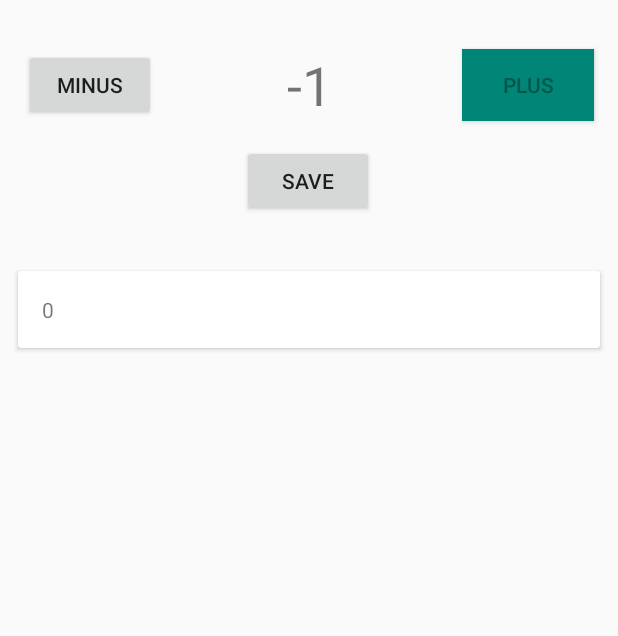
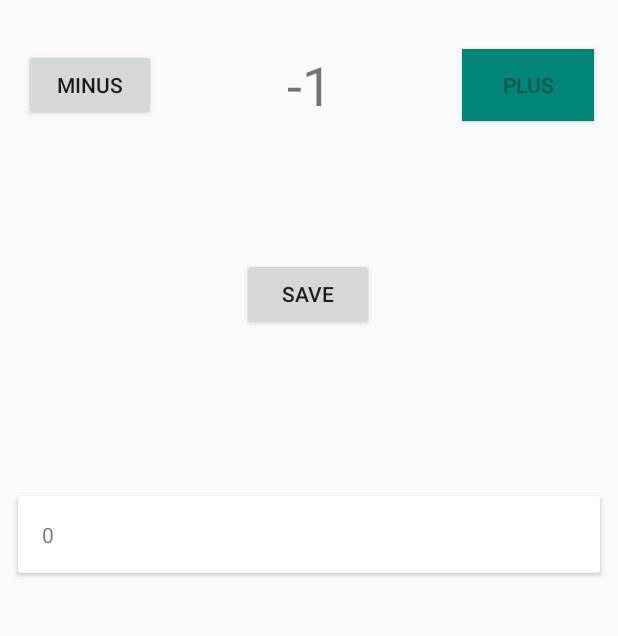
Before and after one commit to wpanas/StateCounter, an Android app: the screen it shows after launch (MainActivity), after a tap on "MINUS", on a phone screen of 412 x 824 dp, the part 194-830 px from its top. Run offline under Robolectric (Android 15) with nearby library versions, the phone set to English and light mode, and no system bars; our stand-ins replace Dagger/Hilt's generated code, Room's generated code; 1 other tap on this screen came first.

Commit message:
Extract counter fragment

```diff
--- a/app/build.gradle
+++ b/app/build.gradle
@@ -30,10 +30,11 @@ kapt {
 
 dependencies {
     implementation fileTree(dir: 'libs', include: ['*.jar'])
-    implementation"org.jetbrains.kotlin:kotlin-stdlib-jdk7:$kotlin_version"
+    implementation "org.jetbrains.kotlin:kotlin-stdlib-jdk7:$kotlin_version"
     implementation 'androidx.appcompat:appcompat:1.1.0-alpha04'
     implementation 'androidx.core:core-ktx:1.1.0-alpha05'
     implementation 'androidx.constraintlayout:constraintlayout:1.1.3'
+    implementation 'androidx.legacy:legacy-support-v4:1.0.0'
     testImplementation 'junit:junit:4.12'
     androidTestImplementation 'androidx.test:runner:1.2.0-alpha04'
     androidTestImplementation 'androidx.test.espresso:espresso-core:3.2.0-alpha04'
@@ -44,6 +45,7 @@ dependencies {
 
     implementation 'com.google.dagger:dagger:2.22.1'
     implementation 'com.google.dagger:dagger-android:2.22.1'
+    implementation 'com.google.dagger:dagger-android-support:2.22.1'
     kapt 'com.google.dagger:dagger-compiler:2.22.1'
     kapt 'com.google.dagger:dagger-android-processor:2.22.1'
 
--- a/app/src/main/AndroidManifest.xml
+++ b/app/src/main/AndroidManifest.xml
@@ -6,6 +6,7 @@
             android:allowBackup="true"
             android:icon="@mipmap/ic_launcher"
             android:label="@string/app_name"
+            android:name=".StateCounterApplication"
             android:roundIcon="@mipmap/ic_launcher_round"
             android:supportsRtl="true"
             android:theme="@style/AppTheme">
--- a/app/src/main/java/com/github/wpanas/statecounter/MainActivity.kt
+++ b/app/src/main/java/com/github/wpanas/statecounter/MainActivity.kt
@@ -2,42 +2,39 @@ package com.github.wpanas.statecounter
 
 import android.os.Bundle
 import android.view.View
-import android.widget.TextView
 import androidx.appcompat.app.AlertDialog
-import androidx.appcompat.app.AppCompatActivity
+import androidx.fragment.app.Fragment
 import androidx.lifecycle.Observer
 import androidx.recyclerview.widget.LinearLayoutManager
 import androidx.recyclerview.widget.RecyclerView
 import com.github.wpanas.statecounter.action.Action
 import com.github.wpanas.statecounter.action.ActionItemAdapter
-import com.github.wpanas.statecounter.action.ActionModule
 import com.github.wpanas.statecounter.action.ActionViewModel
+import com.github.wpanas.statecounter.counter.CounterChanger
 import com.github.wpanas.statecounter.counter.CounterViewModel
 import com.github.wpanas.statecounter.infra.ItemClickListener
+import dagger.android.AndroidInjection
+import dagger.android.AndroidInjector
+import dagger.android.DispatchingAndroidInjector
+import dagger.android.support.DaggerAppCompatActivity
 import javax.inject.Inject
 
-class MainActivity : AppCompatActivity(), ItemClickListener {
-    @Inject lateinit var counterModel: CounterViewModel
-    @Inject lateinit var actionModel: ActionViewModel
+class MainActivity : DaggerAppCompatActivity(), ItemClickListener, CounterChanger {
+    @Inject
+    lateinit var fragmentDispatchingAndroidInjector: DispatchingAndroidInjector<Fragment>
+
+    @Inject
+    lateinit var actionViewModel: ActionViewModel
+
+    @Inject
+    lateinit var counterViewModel: CounterViewModel
 
     override fun onCreate(savedInstanceState: Bundle?) {
+        AndroidInjection.inject(this)
         super.onCreate(savedInstanceState)
         setContentView(R.layout.activity_main)
 
-        DaggerMainComponent.builder()
-            .actionModule(ActionModule(this))
-            .build()
-            .inject(this)
-
-        initCounter()
         initRecyclerView()
-    }
-
-    private fun initCounter() {
-        val counter = findViewById<TextView>(R.id.counter)
-        counterModel.getData().observe(this, Observer {
-            counter.text = it.toString()
-        })
     }
 
     private fun initRecyclerView() {
@@ -48,38 +45,37 @@ class MainActivity : AppCompatActivity(), ItemClickListener {
             layoutManager = LinearLayoutManager(this@MainActivity)
         }
 
-        actionModel.allActions.observe(this, Observer {
+        actionViewModel.allActions.observe(this, Observer {
             actionItemAdapter.setData(it)
         })
     }
 
-    @Suppress("UNUSED_PARAMETER")
-    fun incrementState(view: View) {
-        counterModel.increment()
-    }
-
-    @Suppress("UNUSED_PARAMETER")
-    fun decrementState(view: View) {
-        counterModel.decrement()
-    }
-
-    @Suppress("UNUSED_PARAMETER")
-    fun saveState(view: View) {
-        actionModel.save(Action.of(counterModel.getData().value ?: 0))
-    }
-
     override fun onItemClicked(view: View, position: Int) {
-        val action = actionModel.allActions.value?.get(position)
+        val action = actionViewModel.allActions.value?.get(position)
 
         if (action != null) {
             AlertDialog.Builder(this).apply {
                 setTitle(getString(R.string.delete_state_confirmation, action.value))
-                setPositiveButton(android.R.string.yes) { dialog, which ->
-                    actionModel.delete(action)
+                setPositiveButton(android.R.string.yes) { _, _ ->
+                    actionViewModel.delete(action)
                 }
                 setNegativeButton(android.R.string.no, null)
                 show()
             }
         }
     }
+
+    override fun incrementState(view: View) {
+        counterViewModel.increment()
+    }
+
+    override fun decrementState(view: View) {
+        counterViewModel.decrement()
+    }
+
+    override fun saveState(view: View) {
+        actionViewModel.save(Action.of(counterViewModel.getData().value ?: 0))
+    }
+
+    override fun supportFragmentInjector(): AndroidInjector<Fragment> = fragmentDispatchingAndroidInjector
 }
--- /dev/null
+++ b/app/src/main/java/com/github/wpanas/statecounter/StateCounterApplication.kt
@@ -0,0 +1,17 @@
+package com.github.wpanas.statecounter
+
+import com.github.wpanas.statecounter.action.ActionModule
+import dagger.android.AndroidInjector
+import dagger.android.DaggerApplication
+
+class StateCounterApplication : DaggerApplication() {
+    override fun applicationInjector(): AndroidInjector<out DaggerApplication> {
+        val appComponent = DaggerAppComponent.builder()
+            .applicationBind(this)
+            .actionModule(ActionModule(this))
+            .build()
+        appComponent.inject(this)
+
+        return appComponent
+    }
+}
--- a/app/src/main/java/com/github/wpanas/statecounter/action/ActionModule.kt
+++ b/app/src/main/java/com/github/wpanas/statecounter/action/ActionModule.kt
@@ -1,17 +1,17 @@
 package com.github.wpanas.statecounter.action
 
+import android.app.Application
 import androidx.lifecycle.ViewModelProvider
-import com.github.wpanas.statecounter.MainActivity
 import dagger.Module
 import dagger.Provides
 import javax.inject.Singleton
 
 @Module
-class ActionModule(private val mainActivity: MainActivity) {
+class ActionModule(private val application: Application) {
 
     @Provides
     @Singleton
     fun viewModel(): ActionViewModel {
-        return ViewModelProvider.AndroidViewModelFactory.getInstance(mainActivity.application).create(ActionViewModel::class.java)
+        return ViewModelProvider.AndroidViewModelFactory.getInstance(application).create(ActionViewModel::class.java)
     }
 }
--- /dev/null
+++ b/app/src/main/java/com/github/wpanas/statecounter/counter/CounterChanger.kt
@@ -0,0 +1,11 @@
+package com.github.wpanas.statecounter.counter
+
+import android.view.View
+
+interface CounterChanger {
+    fun incrementState(view: View)
+
+    fun decrementState(view: View)
+
+    fun saveState(view: View)
+}
--- /dev/null
+++ b/app/src/main/java/com/github/wpanas/statecounter/counter/CounterFragment.kt
@@ -0,0 +1,42 @@
+package com.github.wpanas.statecounter.counter
+
+
+import android.content.Context
+import android.os.Bundle
+import android.view.LayoutInflater
+import android.view.View
+import android.view.ViewGroup
+import android.widget.TextView
+import androidx.lifecycle.Observer
+import com.github.wpanas.statecounter.R
+import dagger.android.support.DaggerFragment
+import javax.inject.Inject
+
+
+class CounterFragment : DaggerFragment() {
+
+    @Inject
+    lateinit var counterViewModel: CounterViewModel
+
+    override fun onAttach(context: Context) {
+        super.onAttach(context)
+
+        if (context !is CounterChanger) {
+            throw RuntimeException("Activity doesn't implement CounterChanger")
+        }
+    }
+
+    override fun onCreateView(
+        inflater: LayoutInflater, container: ViewGroup?,
+        savedInstanceState: Bundle?
+    ): View? {
+        val view = inflater.inflate(R.layout.fragment_counter, container, false)
+        val counter = view?.findViewById<TextView>(R.id.counter)
+
+        counterViewModel.getData().observe(this, Observer {
+            counter?.text = it.toString()
+        })
+
+        return view
+    }
+}
--- /dev/null
+++ b/app/src/main/java/com/github/wpanas/statecounter/counter/CounterFragmentModule.kt
@@ -0,0 +1,6 @@
+package com.github.wpanas.statecounter.counter
+
+import dagger.Module
+
+@Module
+class CounterFragmentModule
--- a/app/src/main/res/layout/activity_main.xml
+++ b/app/src/main/res/layout/activity_main.xml
@@ -6,50 +6,17 @@
         android:layout_width="match_parent"
         android:layout_height="match_parent"
         tools:context=".MainActivity">
-    <TextView
-            android:text="@string/default_state"
-            android:layout_width="wrap_content"
-            android:layout_height="0dp"
-            android:id="@+id/counter"
-            android:textSize="36sp" app:layout_constraintStart_toEndOf="@+id/button" android:layout_marginStart="8dp"
-            android:layout_marginEnd="8dp" app:layout_constraintEnd_toStartOf="@+id/button2"
-            android:layout_marginTop="32dp" app:layout_constraintTop_toBottomOf="@+id/textView2"/>
-    <Button
-            android:text="@string/decrement_state"
-            android:layout_width="wrap_content"
-            android:layout_height="wrap_content"
-            app:layout_constraintStart_toStartOf="parent" android:layout_marginStart="16dp" android:id="@+id/button"
-            app:layout_constraintBottom_toBottomOf="@+id/counter"
-            android:onClick="decrementState"/>
-    <Button
-            android:text="@string/increment_state"
-            android:layout_width="wrap_content"
-            android:layout_height="wrap_content"
-            android:id="@+id/button2"
-            app:layout_constraintBottom_toBottomOf="@+id/counter" app:layout_constraintEnd_toEndOf="parent"
-            android:layout_marginEnd="16dp" android:onClick="incrementState" android:background="@color/colorPrimary"
-            android:textColor="@color/colorPrimaryDark"/>
-    <TextView
-            android:text="@string/counter"
-            android:layout_width="wrap_content"
-            android:layout_height="41dp"
-            app:layout_constraintStart_toStartOf="parent" app:layout_constraintEnd_toEndOf="parent"
-            android:id="@+id/textView2" android:layout_marginBottom="24dp"
-            app:layout_constraintBottom_toTopOf="@+id/counter" android:layout_marginTop="32dp"
-            app:layout_constraintTop_toTopOf="parent" android:textSize="30sp" android:textStyle="bold"
-    />
     <androidx.recyclerview.widget.RecyclerView
             android:layout_width="0dp"
             app:layout_constraintEnd_toEndOf="parent" app:layout_constraintStart_toStartOf="parent"
             tools:listitem="@layout/action_item" android:clipToPadding="false" android:id="@+id/action_recycler"
             app:layout_constraintBottom_toBottomOf="parent" android:layout_height="0dp"
-            android:layout_marginTop="16dp" app:layout_constraintTop_toBottomOf="@+id/button3"/>
-    <Button
-            android:text="@string/save_state"
-            android:layout_width="wrap_content"
-            android:layout_height="wrap_content"
-            app:layout_constraintStart_toStartOf="parent" app:layout_constraintEnd_toEndOf="parent"
-            android:id="@+id/button3" app:layout_constraintHorizontal_bias="0.498" android:layout_marginTop="16dp"
-            app:layout_constraintTop_toBottomOf="@+id/counter" android:layout_marginBottom="8dp"
-            app:layout_constraintBottom_toTopOf="@+id/action_recycler" android:onClick="saveState"/>
+            android:layout_marginTop="16dp" app:layout_constraintTop_toBottomOf="@+id/fragment"/>
+    <fragment
+            android:layout_width="0dp"
+            android:layout_height="0dp"
+            app:layout_constraintTop_toTopOf="parent" app:layout_constraintStart_toStartOf="parent"
+            app:layout_constraintEnd_toEndOf="parent"
+            app:layout_constraintBottom_toTopOf="@+id/action_recycler"
+            android:name="com.github.wpanas.statecounter.counter.CounterFragment" android:id="@+id/fragment"/>
 </androidx.constraintlayout.widget.ConstraintLayout>
--- /dev/null
+++ b/app/src/main/res/layout/fragment_counter.xml
@@ -0,0 +1,56 @@
+<?xml version="1.0" encoding="utf-8"?>
+<FrameLayout xmlns:android="http://schemas.android.com/apk/res/android"
+             xmlns:tools="http://schemas.android.com/tools"
+             xmlns:app="http://schemas.android.com/apk/res-auto"
+             android:layout_width="match_parent"
+             android:layout_height="match_parent"
+             tools:context=".counter.CounterFragment">
+
+
+    <androidx.constraintlayout.widget.ConstraintLayout
+            android:layout_width="match_parent"
+            android:layout_height="match_parent">
+        <TextView
+                android:text="@string/default_state"
+                android:layout_width="wrap_content"
+                android:layout_height="0dp"
+                android:id="@+id/counter"
+                android:textSize="36sp" app:layout_constraintStart_toEndOf="@+id/button"
+                android:layout_marginStart="8dp"
+                android:layout_marginEnd="8dp" app:layout_constraintEnd_toStartOf="@+id/button2"
+                android:layout_marginTop="32dp" app:layout_constraintTop_toBottomOf="@+id/textView2"/>
+        <Button
+                android:text="@string/decrement_state"
+                android:layout_width="wrap_content"
+                android:layout_height="wrap_content"
+                app:layout_constraintStart_toStartOf="parent" android:layout_marginStart="16dp" android:id="@+id/button"
+                app:layout_constraintBottom_toBottomOf="@+id/counter"
+                android:onClick="decrementState"/>
+        <Button
+                android:text="@string/increment_state"
+                android:layout_width="wrap_content"
+                android:layout_height="wrap_content"
+                android:id="@+id/button2"
+                app:layout_constraintBottom_toBottomOf="@+id/counter" app:layout_constraintEnd_toEndOf="parent"
+                android:layout_marginEnd="16dp" android:onClick="incrementState"
+                android:background="@color/colorPrimary"
+                android:textColor="@color/colorPrimaryDark"/>
+        <TextView
+                android:text="@string/counter"
+                android:layout_width="wrap_content"
+                android:layout_height="41dp"
+                app:layout_constraintStart_toStartOf="parent" app:layout_constraintEnd_toEndOf="parent"
+                android:id="@+id/textView2" android:layout_marginBottom="24dp"
+                app:layout_constraintBottom_toTopOf="@+id/counter" android:layout_marginTop="32dp"
+                app:layout_constraintTop_toTopOf="parent" android:textSize="30sp" android:textStyle="bold"
+        />
+        <Button
+                android:text="@string/save_state"
+                android:layout_width="wrap_content"
+                android:layout_height="wrap_content"
+                app:layout_constraintStart_toStartOf="parent" app:layout_constraintEnd_toEndOf="parent"
+                android:id="@+id/button3" app:layout_constraintHorizontal_bias="0.498" android:layout_marginTop="16dp"
+                app:layout_constraintTop_toBottomOf="@+id/counter" android:layout_marginBottom="8dp"
+                android:onClick="saveState" app:layout_constraintBottom_toBottomOf="parent"/>
+    </androidx.constraintlayout.widget.ConstraintLayout>
+</FrameLayout>
--- a/app/src/main/res/values/strings.xml
+++ b/app/src/main/res/values/strings.xml
@@ -6,4 +6,7 @@
     <string name="counter">Counter</string>
     <string name="save_state">Save</string>
     <string name="delete_state_confirmation">Do you want to delete %d?</string>
+
+    <!-- TODO: Remove or change this placeholder text -->
+    <string name="hello_blank_fragment">Hello blank fragment</string>
 </resources>
```
Also changed, not shown: app/src/main/java/com/github/wpanas/statecounter/AppComponent.kt (added, +27 -0 lines), app/src/main/java/com/github/wpanas/statecounter/MainComponent.kt (deleted, +0 -14 lines), app/src/main/java/com/github/wpanas/statecounter/counter/CounterFragmentProvider.kt (added, +10 -0 lines), app/src/main/java/com/github/wpanas/statecounter/infra/di/ActivitiesBuilder.kt (added, +13 -0 lines), app/src/main/java/com/github/wpanas/statecounter/main/MainActivityModule.kt (added, +8 -0 lines).
